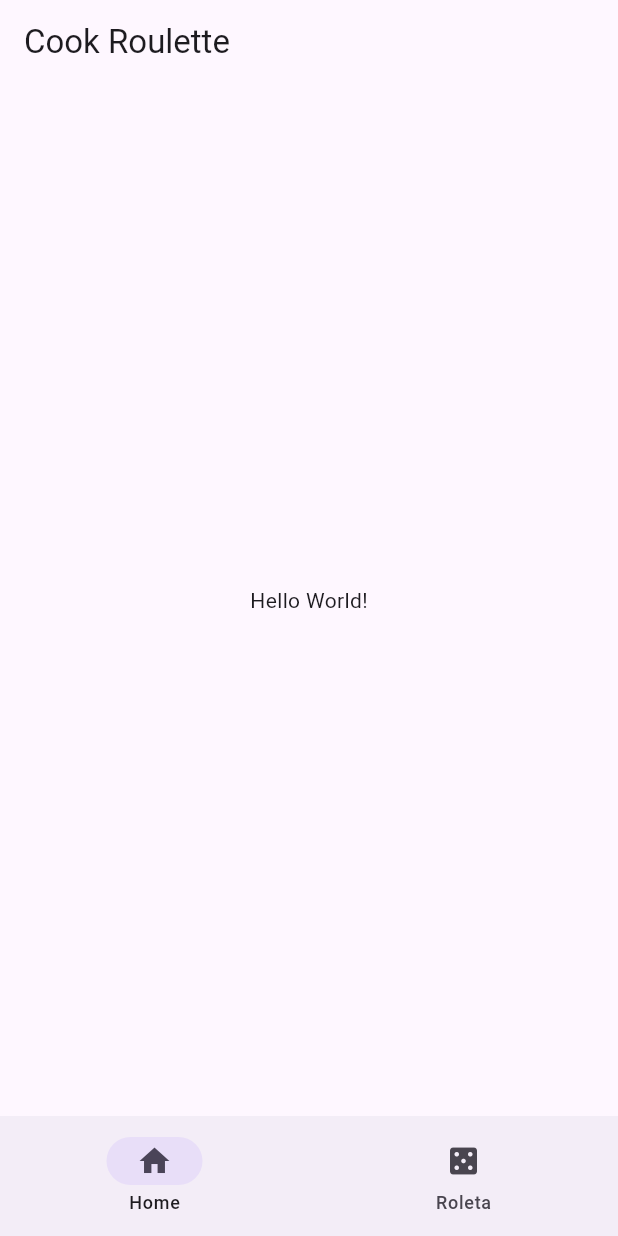
After one commit to JoaovitorUni/desenvolvimento-mobile-flutter, a Flutter app: the screen it shows after launch, on a phone screen of 412 x 824 dp. The commit adds this screen. Run offline on Flutter 3.47's test engine with Material 3 defaults, Android fonts, the phone set to English and light mode, and no system bars.

Commit message:
feat: implementa navegação

```diff
--- a/lib/main.dart
+++ b/lib/main.dart
@@ -1,27 +1,36 @@
 import 'package:flutter/material.dart';
+import 'package:cook_roulette/pages/home.dart';
+import 'package:cook_roulette/pages/roulette.dart';
 
 void main() {
-  runApp(const MaterialApp(
-      title: 'Cook Roulette',
-      home: Home(),
-  ));
+  runApp(const MaterialApp(title: 'Cook Roulette', home: Main()));
 }
 
-class Home extends StatelessWidget {
-  const Home({super.key});
+class Main extends StatefulWidget {
+  const Main({super.key});
+
+  @override
+  State<Main> createState() => _Main();
+}
+
+class _Main extends State<Main> {
+  int _currentPage = 0;
+
+  final List<Widget> _pages = const [HomePage(), RoulettePage()];
 
   @override
   Widget build(BuildContext context) {
     return Scaffold(
-      appBar: AppBar(
-        title: const Text("Cook Roulette"),
-      ),
-      body: const Center(
-        child: Text(
-          "Hello World!",
-        ),
-      ),
-      bottomNavigationBar: NavigationBar(destinations: const [
+      appBar: AppBar(title: const Text("Cook Roulette")),
+      body: _pages[_currentPage],
+      bottomNavigationBar: NavigationBar(
+        selectedIndex: _currentPage,
+        onDestinationSelected: (int index) {
+          setState(() {
+            _currentPage = index;
+          });
+        },
+        destinations: const [
           NavigationDestination(
             selectedIcon: Icon(Icons.home),
             icon: Icon(Icons.home),
@@ -32,7 +41,8 @@ class Home extends StatelessWidget {
             icon: Icon(Icons.casino),
             label: "Roleta",
           ),
-      ]),
+        ],
+      ),
     );
   }
 }
--- /dev/null
+++ b/lib/pages/home.dart
@@ -0,0 +1,10 @@
+import 'package:flutter/material.dart';
+
+class HomePage extends StatelessWidget {
+  const HomePage({super.key});
+
+  @override
+  Widget build(BuildContext context) {
+    return const Center(child: Text("Hello World!"));
+  }
+}
```
Also changed, not shown: lib/pages/roulette.dart (added, +10 -0 lines). Lines whose indentation alone changed are shown as unchanged.
